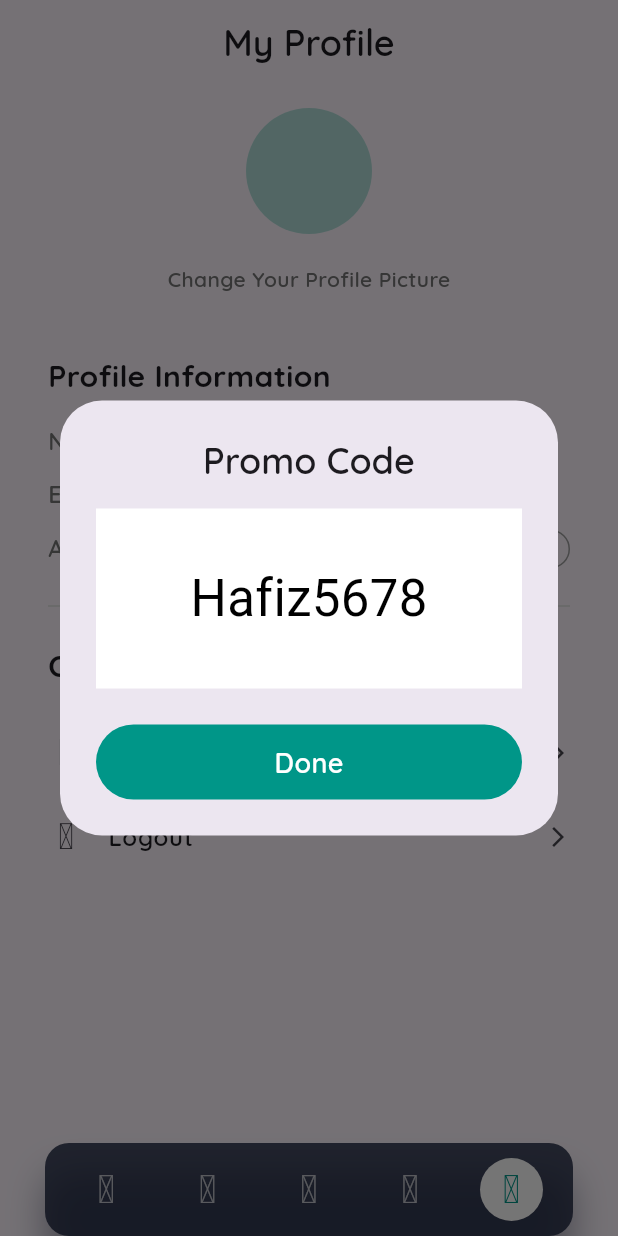
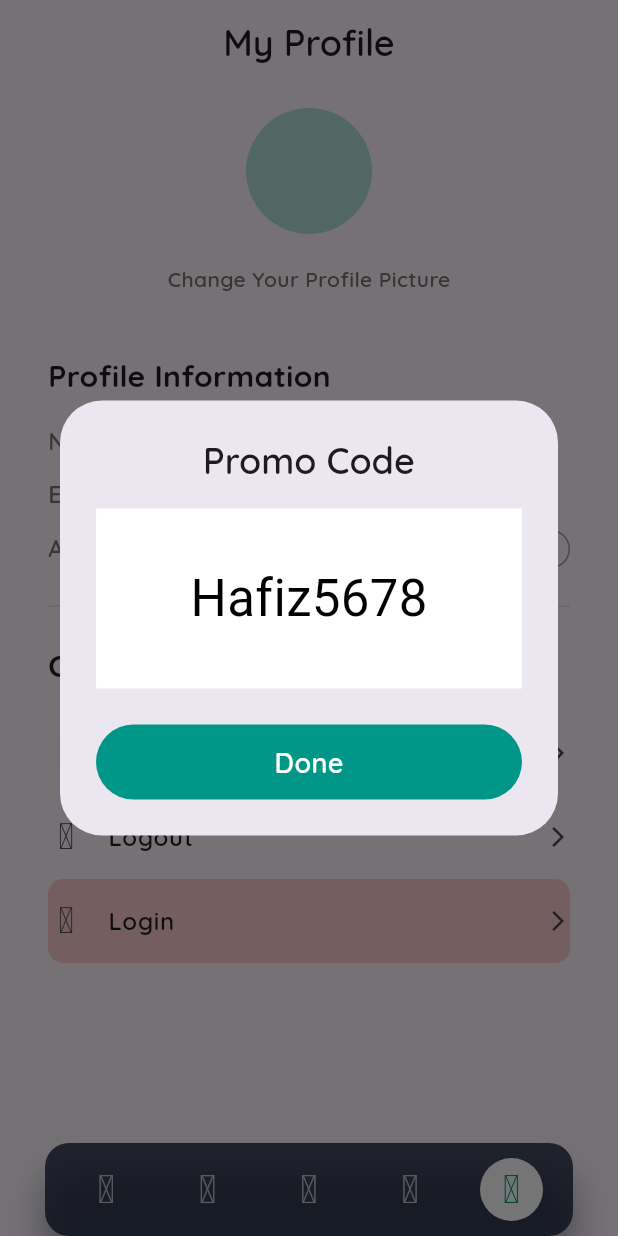
Before and after one commit to hafizflow/PetFoodAccessoriesApp, a Flutter app: the screen it shows after launch, item 5 of the bottom bar chosen, after a tap on "Promo Code", on a phone screen of 412 x 824 dp. Run offline on Flutter 3.47's test engine with Material 3 defaults, Android fonts, the phone set to English and light mode, and no system bars; our stand-ins replace badges, cached_network_image, carousel_slider, device_preview, font_awesome_flutter, google_fonts and 7 more; missing offline and left inert: custom_info_window, panara_dialogs, scratcher; network calls fail.

Commit message:
Frontend Complete

```diff
--- a/lib/main.dart
+++ b/lib/main.dart
@@ -27,6 +27,7 @@ void main() {
           return const MyApp();
         },
       ),
+
       // child: const MyApp(),
     ),
   );
--- a/lib/routers/route_generator.dart
+++ b/lib/routers/route_generator.dart
@@ -12,7 +12,10 @@ class RouteGenerator {
         return MaterialPageRoute(builder: (_) => const HomePage());
 
       case '/product_detail':
-        return MaterialPageRoute(builder: (_) => const ProductDetailPage());
+        int productId = settings.arguments as int;
+        return MaterialPageRoute(
+          builder: (_) => ProductDetailPage(productId: productId),
+        );
 
       case '/signup':
         return MaterialPageRoute(builder: (_) => const RiveSignUpPage());
--- a/lib/views/home_page.dart
+++ b/lib/views/home_page.dart
@@ -43,9 +43,13 @@ class _HomePageState extends State<HomePage> {
                 ),
                 itemBuilder: (BuildContext context, int index) {
                   return InkWell(
-                    child: const ProductCard(),
+                    child: ProductCard(index: index),
                     onTap: () {
-                      Navigator.pushNamed(context, AppRoutes.productDetail);
+                      Navigator.pushNamed(
+                        context,
+                        AppRoutes.productDetail,
+                        arguments: index,
+                      );
                     },
                   );
                 },
--- a/lib/views/profile_page.dart
+++ b/lib/views/profile_page.dart
@@ -2,6 +2,7 @@ import 'package:flutter/material.dart';
 import 'package:google_fonts/google_fonts.dart';
 import 'package:iconsax_flutter/iconsax_flutter.dart';
 import 'package:panara_dialogs/panara_dialogs.dart';
+import 'package:pet_food_accessories_app/routers/app_routers.dart';
 import 'package:pet_food_accessories_app/widgets/heading.dart';
 import 'package:pet_food_accessories_app/widgets/profile_image_picker.dart';
 import 'package:pet_food_accessories_app/widgets/scratcher.dart';
@@ -139,6 +140,26 @@ class ProfilePage extends StatelessWidget {
                   onTapConfirm: () => Navigator.pop(context),
                   panaraDialogType: PanaraDialogType.error,
                 );
+              },
+            ),
+
+            ListTile(
+              contentPadding: EdgeInsets.zero,
+              leading: Icon(Iconsax.login_copy),
+              trailing: Icon(Icons.arrow_forward_ios, size: 16),
+              tileColor: Colors.red[100],
+              title: Text(
+                'Login',
+                style: GoogleFonts.quicksand(
+                  fontSize: 16,
+                  fontWeight: FontWeight.w600,
+                ),
+              ),
+              shape: RoundedRectangleBorder(
+                borderRadius: BorderRadius.circular(10),
+              ),
+              onTap: () {
+                Navigator.pushNamed(context, AppRoutes.login);
               },
             ),
           ],
--- a/lib/views/wish_list_page.dart
+++ b/lib/views/wish_list_page.dart
@@ -32,16 +32,20 @@ class WishListPage extends StatelessWidget {
           itemCount: 8,
           gridDelegate: SliverGridDelegateWithFixedCrossAxisCount(
             crossAxisCount: 2,
-            childAspectRatio: 150 / 220,
+            // childAspectRatio: 150 / 220,
             crossAxisSpacing: 24,
             mainAxisSpacing: 16,
             mainAxisExtent: 260,
           ),
           itemBuilder: (BuildContext context, int index) {
             return InkWell(
-              child: const ProductCard(),
+              child: ProductCard(),
               onTap: () {
-                Navigator.pushNamed(context, AppRoutes.productDetail);
+                Navigator.pushNamed(
+                  context,
+                  AppRoutes.productDetail,
+                  arguments: index,
+                );
               },
             );
           },
--- a/lib/widgets/prduct_card.dart
+++ b/lib/widgets/prduct_card.dart
@@ -4,7 +4,9 @@ import 'package:iconsax_flutter/iconsax_flutter.dart';
 import 'package:like_button/like_button.dart';
 
 class ProductCard extends StatelessWidget {
-  const ProductCard({super.key});
+  const ProductCard({super.key, this.index});
+
+  final int? index;
 
   @override
   Widget build(BuildContext context) {
@@ -33,9 +35,19 @@ class ProductCard extends StatelessWidget {
                   color: Colors.grey[200],
                 ),
                 child: Center(
-                  child: Image.asset("assets/hii.png", fit: BoxFit.cover),
+                  child:
+                      index == null
+                          ? Image.asset("assets/hii.png", fit: BoxFit.cover)
+                          : Hero(
+                            tag: 'product$index',
+                            child: Image.asset(
+                              "assets/hii.png",
+                              fit: BoxFit.cover,
+                            ),
+                          ),
                 ),
               ),
+
               Positioned(top: 8, right: 6, child: LikeButton(size: 24)),
             ],
           ),
```
Also changed, not shown: lib/views/product_detail_page.dart (+15 -9 lines), 1 other file.
